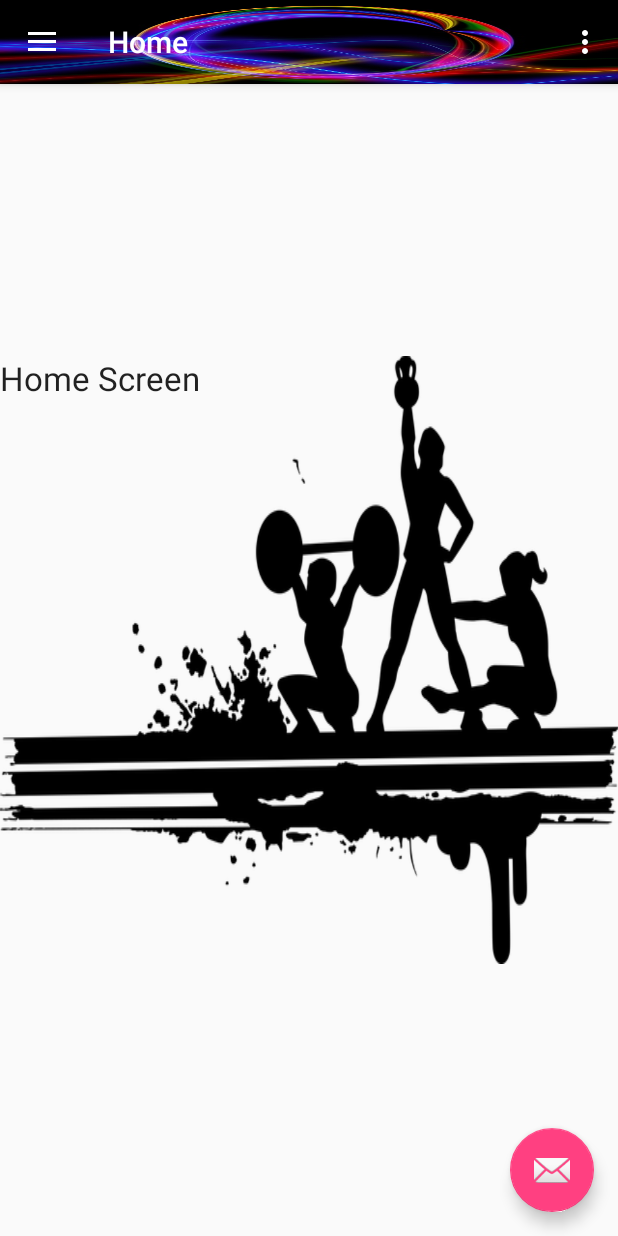
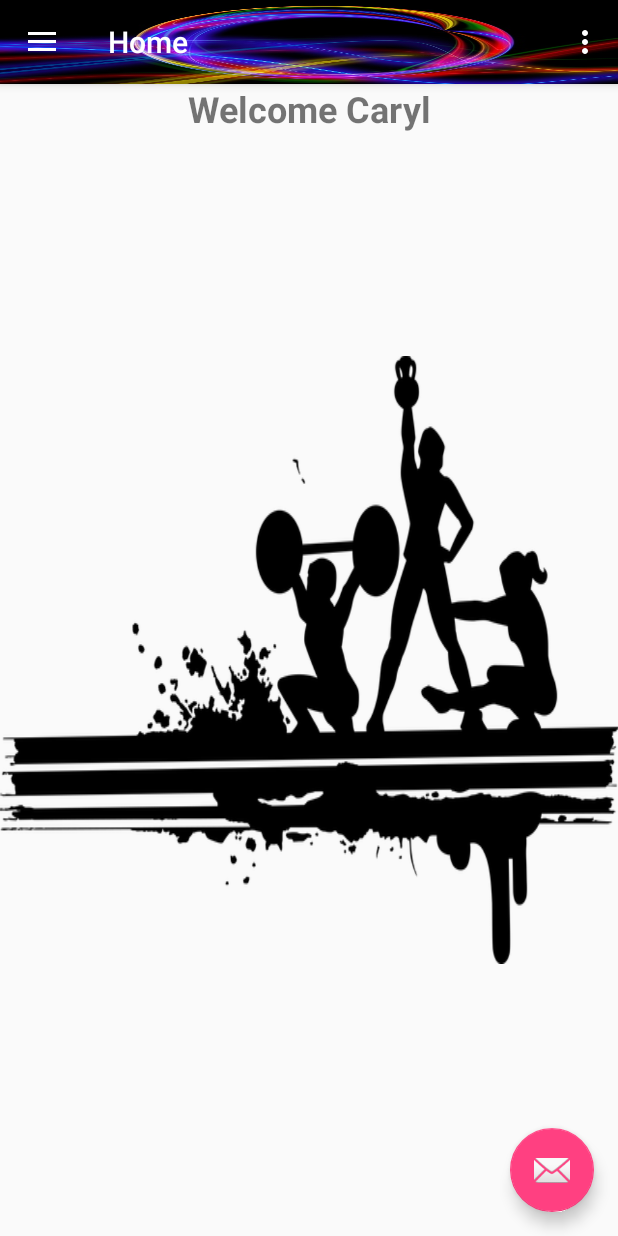
Before and after one commit to carylstuart77/MyTrainerAndI, an Android app: the screen it shows after launch (MainActivity), after a tap on "Home", on a phone screen of 412 x 824 dp. Run offline under Robolectric (Android 15) with nearby library versions, the phone set to English and light mode, and no system bars; 1 other tap on this screen came first.

Commit message:
Small visual changes.  Default to pic when it first starts.

```diff
--- a/app/src/main/java/edu/cnm/deepdive/mytrainerandi/MainActivity.java
+++ b/app/src/main/java/edu/cnm/deepdive/mytrainerandi/MainActivity.java
@@ -74,6 +74,8 @@ public class MainActivity extends AppCompatActivity
 
     NavigationView navigationView = (NavigationView) findViewById(R.id.nav_view);
     navigationView.setNavigationItemSelectedListener(this);
+
+    displaySelectedScreen(R.id.nav_home);
 
     /**
      * SQLite Database
--- a/app/src/main/java/edu/cnm/deepdive/mytrainerandi/Trainer3.java
+++ b/app/src/main/java/edu/cnm/deepdive/mytrainerandi/Trainer3.java
@@ -17,6 +17,6 @@ public class Trainer3 extends Fragment {
   @Override
   public void onViewCreated(View view, Bundle savedInstanceState) {
     super.onViewCreated(view, savedInstanceState);
-    getActivity().setTitle("Trainer Plan");
+    getActivity().setTitle(R.string.trainer_plan);
   }
 }
--- a/app/src/main/res/layout/home1.xml
+++ b/app/src/main/res/layout/home1.xml
@@ -5,13 +5,24 @@
   android:layout_height="match_parent">
 
   <TextView
-    android:layout_centerHorizontal="true"
-    android:layout_centerVertical="true"
-    android:text="Home Screen"
     android:textAppearance="@style/Base.TextAppearance.AppCompat.Large"
     android:id="@+id/textView2"
     android:layout_width="wrap_content"
     android:layout_height="wrap_content"
     android:background="@drawable/speople_men_women"
-/>
+    android:layout_centerVertical="true"
+    android:layout_alignParentStart="true"/>
+  <TextView
+    android:id="@+id/editText"
+    android:textStyle="bold"
+    android:layout_width="match_parent"
+    android:layout_height="match_parent"
+    android:layout_above="@+id/textView2"
+    android:layout_alignParentEnd="true"
+    android:layout_alignParentTop="true"
+    android:ems="10"
+    android:inputType="textPersonName"
+    android:text="Welcome Caryl"
+    android:textAlignment="center"
+    android:textSize="24sp"/>
 </RelativeLayout>
--- a/app/src/main/res/layout/trainer3.xml
+++ b/app/src/main/res/layout/trainer3.xml
@@ -7,7 +7,7 @@
   <TextView
     android:layout_centerHorizontal="true"
     android:layout_centerVertical="true"
-    android:text="Trainer Plan"
+    android:text="Trainer Plan-Spinners"
     android:textAppearance="@style/Base.TextAppearance.AppCompat.Large"
     android:id="@+id/textView2"
     android:layout_width="wrap_content"
--- a/app/src/main/res/values/strings.xml
+++ b/app/src/main/res/values/strings.xml
@@ -6,6 +6,7 @@
 
   <string name="action_settings">Settings</string>
   <string name="goal_prompt">Choose Workout Goal</string>
+  <string name="trainer_plan">Trainers Plan for you. </string>
 
   <string-array name="goal_arrays">
     <item>Muscle Mass</item>
```
Also changed, not shown: app/src/main/res/layout/day2.xml (+36 -9 lines).
